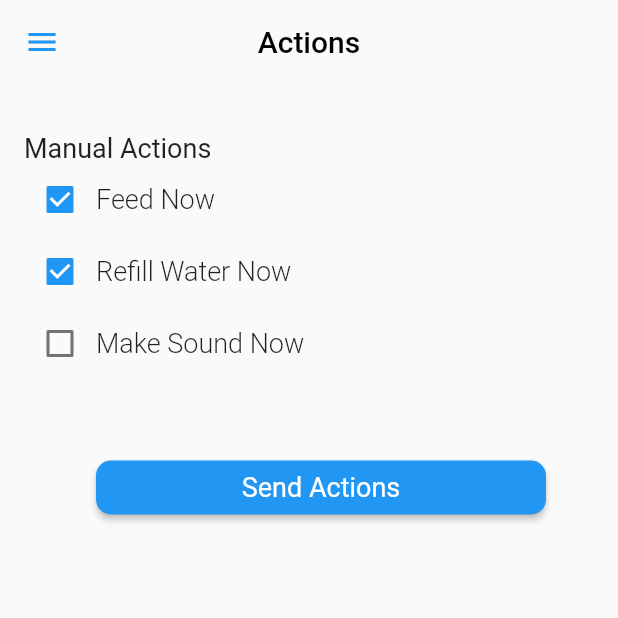
After one commit to Portafolio-de-practicas-IoT/aplicacion, a Flutter app: the ActionsPage screen opened by its route, on a phone screen of 412 x 824 dp, the top half of it. The commit adds this screen. Run offline on Flutter 3.47's test engine with Material 2 defaults, Android fonts, the phone set to English and light mode, and no system bars; our stand-ins replace font_awesome_flutter, syncfusion_flutter_charts; network calls fail.

Commit message:
actions page

```diff
--- a/lib/main.dart
+++ b/lib/main.dart
@@ -1,3 +1,4 @@
+import 'package:app/screens/actions.dart';
 import 'package:app/screens/automations.dart';
 import 'package:app/screens/home.dart';
 import 'package:app/screens/sign_in.dart';
@@ -16,6 +17,7 @@ class MyApp extends StatelessWidget {
         '/': (context) => HomePage(),
         '/automations': (context) => AutomationsPage(),
         '/statistics': (context) => StatisticsPage(),
+        '/actions': (context) => ActionsPage(),
         '/sign-in': (context) => SignIn(),
       },
       initialRoute: '/statistics',
--- /dev/null
+++ b/lib/screens/actions.dart
@@ -0,0 +1,162 @@
+import 'package:flutter/material.dart';
+
+import '../widgets/side_menu.dart';
+
+class ActionsPage extends StatefulWidget {
+  const ActionsPage({super.key});
+
+  @override
+  State<ActionsPage> createState() => _ActionsPageState();
+}
+
+final GlobalKey<ScaffoldState> _scaffoldKey = new GlobalKey<ScaffoldState>();
+
+class _ActionsPageState extends State<ActionsPage> {
+  @override
+  Widget build(BuildContext context) {
+    return Scaffold(
+      key: _scaffoldKey,
+      appBar: AppBar(
+        title: const Text(
+          'Actions',
+          style: TextStyle(
+            color: Colors.black,
+          ),
+        ),
+        leading: IconButton(
+          icon: const Icon(
+            Icons.menu,
+            color: Colors.blue,
+          ),
+          onPressed: () {
+            _scaffoldKey.currentState?.openDrawer();
+          },
+        ),
+        backgroundColor: Colors.transparent,
+        centerTitle: true,
+        elevation: 0,
+      ),
+      drawer: SideMenu(
+        currentPath: "/actions",
+      ),
+      body: Padding(
+        padding: const EdgeInsets.only(left: 16.0),
+        child: Column(
+          children: [
+            Row(
+              children: [
+                Padding(
+                  padding: const EdgeInsets.only(top: 32.0),
+                  child: Text(
+                    "Manual Actions",
+                    style: TextStyle(
+                      fontSize: 18,
+                      fontWeight: FontWeight.w400,
+                    ),
+                  ),
+                )
+              ],
+            ),
+            Column(
+              children: [
+                Row(
+                  children: [
+                    Column(
+                      children: [
+                        Checkbox(
+                          value: true,
+                          onChanged: (value) {},
+                        ),
+                      ],
+                    ),
+                    Column(
+                      children: [
+                        Text(
+                          "Feed Now",
+                          style: TextStyle(
+                            fontSize: 18,
+                            fontWeight: FontWeight.w300,
+                          ),
+                        ),
+                      ],
+                    ),
+                  ],
+                ),
+                Row(
+                  children: [
+                    Column(
+                      children: [
+                        Checkbox(
+                          value: true,
+                          onChanged: (value) {},
+                        ),
+                      ],
+                    ),
+                    Column(
+                      children: [
+                        Text(
+                          "Refill Water Now",
+                          style: TextStyle(
+                            fontSize: 18,
+                            fontWeight: FontWeight.w300,
+                          ),
+                        ),
+                      ],
+                    ),
+                  ],
+                ),
+                Row(
+                  children: [
+                    Column(
+                      children: [
+                        Checkbox(
+                          value: false,
+                          onChanged: (value) {},
+                        ),
+                      ],
+                    ),
+                    Column(
+                      children: [
+                        Text(
+                          "Make Sound Now",
+                          style: TextStyle(
+                            fontSize: 18,
+                            fontWeight: FontWeight.w300,
+                          ),
+                        ),
+                      ],
+                    ),
+                  ],
+                ),
+              ],
+            ),
+            Row(
+              mainAxisAlignment: MainAxisAlignment.center,
+              children: [
+                Padding(
+                  padding: const EdgeInsets.only(top: 48.0),
+                  child: MaterialButton(
+                    color: Colors.blue,
+                    textColor: Colors.white,
+                    minWidth: 300,
+                    shape: RoundedRectangleBorder(
+                      borderRadius: BorderRadius.circular(10),
+                    ),
+                    onPressed: () {},
+                    child: Text(
+                      "Send Actions",
+                      style: TextStyle(
+                        fontSize: 18,
+                        fontWeight: FontWeight.w400,
+                      ),
+                    ),
+                  ),
+                ),
+              ],
+            )
+          ],
+        ),
+      ),
+    );
+  }
+}
```
